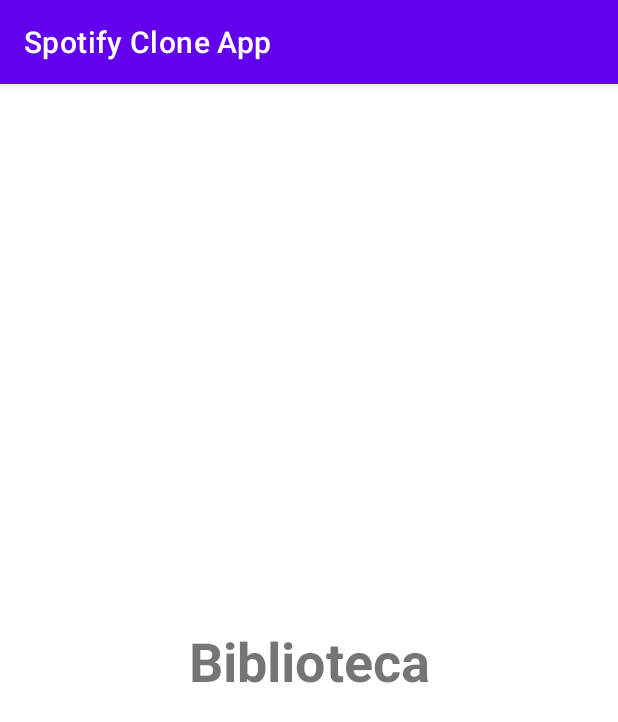
After one commit to GuerraAna/app-spotify-clone-udemy, an Android app: the fragment Biblioteca shown on its own in the app's theme, on a phone screen of 412 x 824 dp. The commit adds this screen. Shown: the top 722 px of the screen. Run offline under Robolectric (Android 15) with nearby library versions, the phone set to English and light mode, and no system bars.

Commit message:
Adicionando Fragments

```diff
--- a/app/build.gradle
+++ b/app/build.gradle
@@ -42,6 +42,7 @@ dependencies {
     implementation 'androidx.appcompat:appcompat:1.3.0'
     implementation 'com.google.android.material:material:1.3.0'
     implementation 'androidx.constraintlayout:constraintlayout:2.0.4'
+    implementation 'androidx.legacy:legacy-support-v4:1.0.0'
     testImplementation 'junit:junit:4.13.2'
     androidTestImplementation 'androidx.test.ext:junit:1.1.2'
     androidTestImplementation 'androidx.test.espresso:espresso-core:3.3.0'
--- /dev/null
+++ b/app/src/main/java/br/com/spotifycloneapp/fragments/Biblioteca.kt
@@ -0,0 +1,37 @@
+package br.com.spotifycloneapp.fragments
+
+import android.os.Bundle
+import androidx.fragment.app.Fragment
+import android.view.LayoutInflater
+import android.view.View
+import android.view.ViewGroup
+import br.com.spotifycloneapp.R
+
+// TODO: Rename parameter arguments, choose names that match
+// the fragment initialization parameters, e.g. ARG_ITEM_NUMBER
+private const val ARG_PARAM1 = "param1"
+private const val ARG_PARAM2 = "param2"
+
+/**
+ * A simple [Fragment] subclass.
+ * Use the [Biblioteca.newInstance] factory method to
+ * create an instance of this fragment.
+ */
+class Biblioteca : Fragment() {
+    companion object {
+        fun newInstance(): Biblioteca {
+            val fragmentBiblioteca = Biblioteca()
+            val argumentos = Bundle()
+            fragmentBiblioteca.arguments = argumentos
+            return fragmentBiblioteca
+        }
+    }
+
+    override fun onCreateView(
+        inflater: LayoutInflater, container: ViewGroup?,
+        savedInstanceState: Bundle?
+    ): View? {
+        // Inflate the layout for this fragment
+        return inflater.inflate(R.layout.fragment_biblioteca, container, false)
+    }
+}
--- a/app/src/main/res/layout/activity_main.xml
+++ b/app/src/main/res/layout/activity_main.xml
@@ -10,7 +10,7 @@
     tools:context=".MainActivity">
 
     <FrameLayout
-        android:id="@+id/frame_layout"
+        android:id="@+id/content"
         android:layout_width="match_parent"
         android:layout_height="0dp"
         android:layout_weight="1">
--- /dev/null
+++ b/app/src/main/res/layout/fragment_biblioteca.xml
@@ -0,0 +1,22 @@
+<?xml version="1.0" encoding="utf-8"?>
+<androidx.constraintlayout.widget.ConstraintLayout
+    xmlns:android="http://schemas.android.com/apk/res/android"
+    xmlns:tools="http://schemas.android.com/tools"
+    android:layout_width="match_parent"
+    android:layout_height="match_parent"
+    xmlns:app="http://schemas.android.com/apk/res-auto"
+    tools:context=".fragments.Biblioteca">
+
+    <TextView
+        android:id="@+id/tv_biblioteca"
+        android:layout_width="wrap_content"
+        android:layout_height="wrap_content"
+        android:text="Biblioteca"
+        android:textStyle="bold"
+        android:textSize="36sp"
+        app:layout_constraintTop_toTopOf="parent"
+        app:layout_constraintStart_toStartOf="parent"
+        app:layout_constraintEnd_toEndOf="parent"
+        app:layout_constraintBottom_toBottomOf="parent"/>
+
+</androidx.constraintlayout.widget.ConstraintLayout>
--- a/app/src/main/res/values/strings.xml
+++ b/app/src/main/res/values/strings.xml
@@ -3,4 +3,6 @@
     <string name="menu_inicio">Inicio</string>
     <string name="menu_buscar">Buscar</string>
     <string name="menu_sua_biblioteca">Sua Biblioteca</string>
+    <!-- TODO: Remove or change this placeholder text -->
+    <string name="hello_blank_fragment">Hello blank fragment</string>
 </resources>
```
Also changed, not shown: app/src/main/java/br/com/spotifycloneapp/MainActivity.kt (+45 -1 lines), app/src/main/java/br/com/spotifycloneapp/fragments/Buscar.kt (added, +38 -0 lines), app/src/main/java/br/com/spotifycloneapp/fragments/Home.kt (added, +38 -0 lines), app/src/main/res/layout/fragment_buscar.xml (added, +22 -0 lines), app/src/main/res/layout/fragment_home.xml (added, +22 -0 lines).
